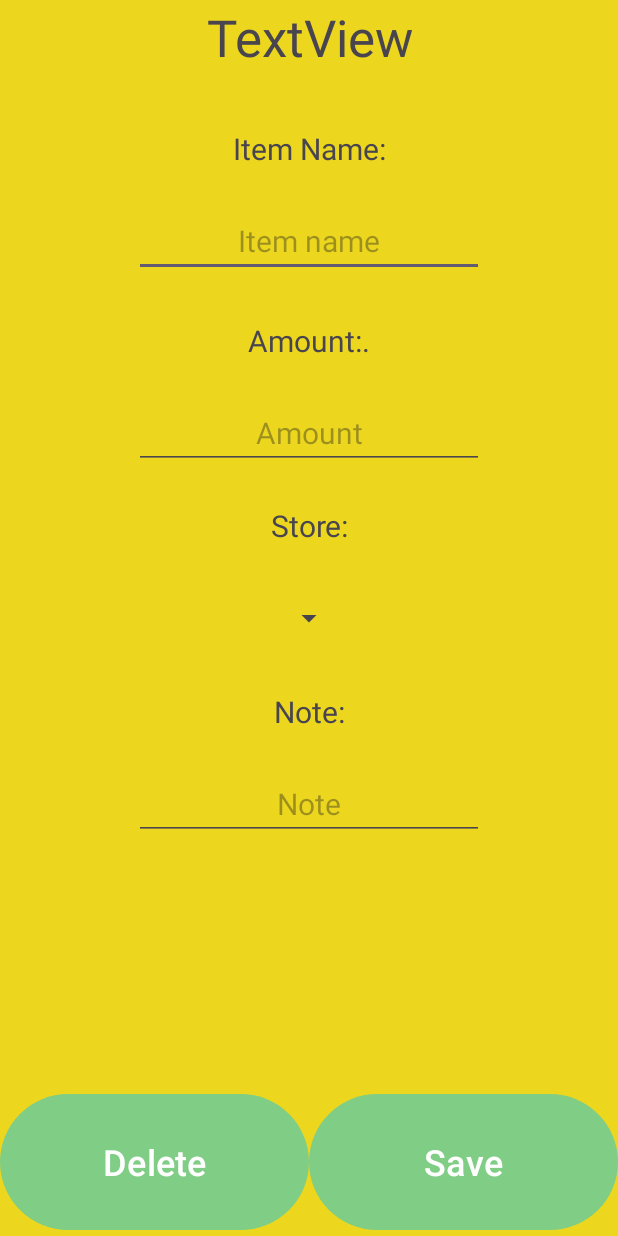
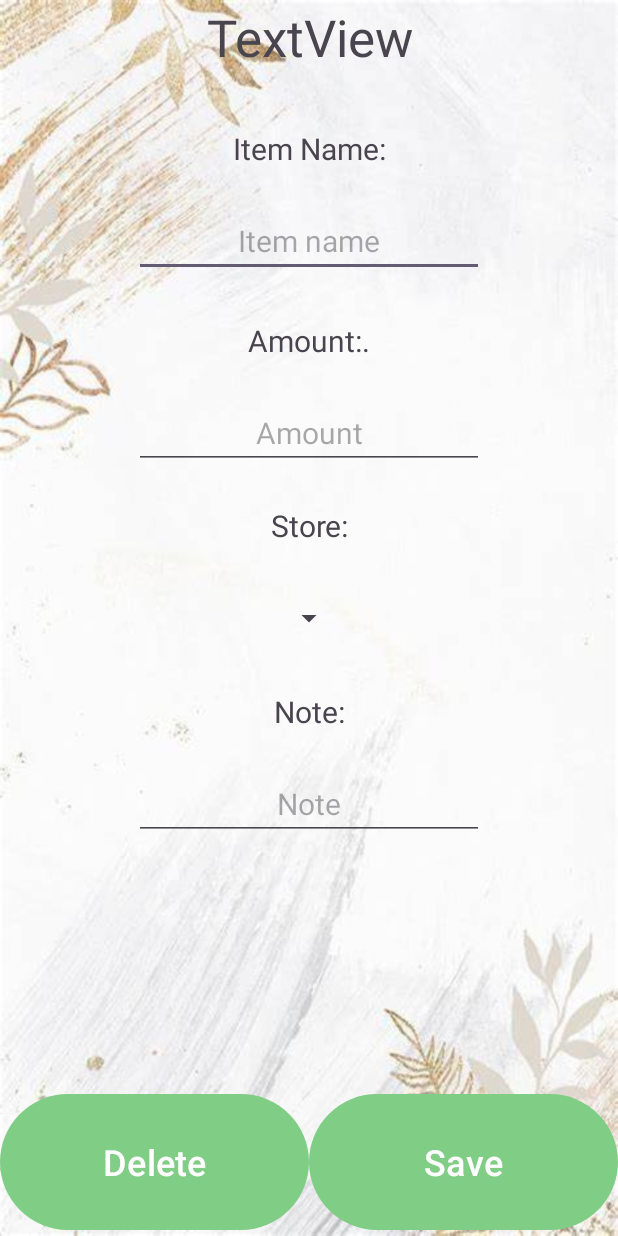
Before and after one commit to nejc-k/GrocerEase, an Android app: the layout activity_add_edit_item.xml on its own in the app's theme, with its tools: preview values and no code run, on a phone screen of 412 x 824 dp. Run offline under Robolectric (Android 15) with nearby library versions, the light colour scheme and no system bars.

Commit message:
Fixed some darkmode bugs

```diff
--- a/app/src/main/res/layout/activity_add_edit_item.xml
+++ b/app/src/main/res/layout/activity_add_edit_item.xml
@@ -5,13 +5,12 @@
     android:id="@+id/main"
     android:layout_width="match_parent"
     android:layout_height="match_parent"
-    android:background="@drawable/background"
+    android:background="?android:windowBackground"
     tools:context=".AddEditItemActivity">
 
     <androidx.constraintlayout.widget.ConstraintLayout
         android:layout_width="match_parent"
         android:layout_height="match_parent"
-        android:background="@color/yellow"
         app:layout_constraintBottom_toBottomOf="parent"
         app:layout_constraintEnd_toEndOf="parent"
         app:layout_constraintHorizontal_bias="0.0"
--- a/app/src/main/res/layout/activity_single_list.xml
+++ b/app/src/main/res/layout/activity_single_list.xml
@@ -11,7 +11,6 @@
     <androidx.constraintlayout.widget.ConstraintLayout
         android:layout_width="match_parent"
         android:layout_height="match_parent"
-        android:background="@drawable/background"
         app:layout_constraintBottom_toBottomOf="parent"
         app:layout_constraintEnd_toEndOf="parent"
         app:layout_constraintStart_toStartOf="parent"
--- a/app/src/main/res/layout/item_list.xml
+++ b/app/src/main/res/layout/item_list.xml
@@ -51,6 +51,7 @@
             android:layout_width="0dp"
             android:layout_height="wrap_content"
             android:text="TextView"
+            android:textColor="#000000"
             android:textAlignment="center"
             android:textSize="24sp"
             app:layout_constraintBottom_toTopOf="@+id/guideline16"
@@ -60,6 +61,7 @@
 
         <TextView
             android:id="@+id/amountLabelTV"
+            android:textColor="@color/black"
             android:layout_width="0dp"
             android:layout_height="wrap_content"
             android:text="Amount:"
@@ -80,6 +82,7 @@
         <TextView
             android:id="@+id/amountTV"
             android:layout_width="0dp"
+            android:textColor="#000000"
             android:layout_height="wrap_content"
             android:text="TextView"
             android:textAlignment="viewStart"
```
